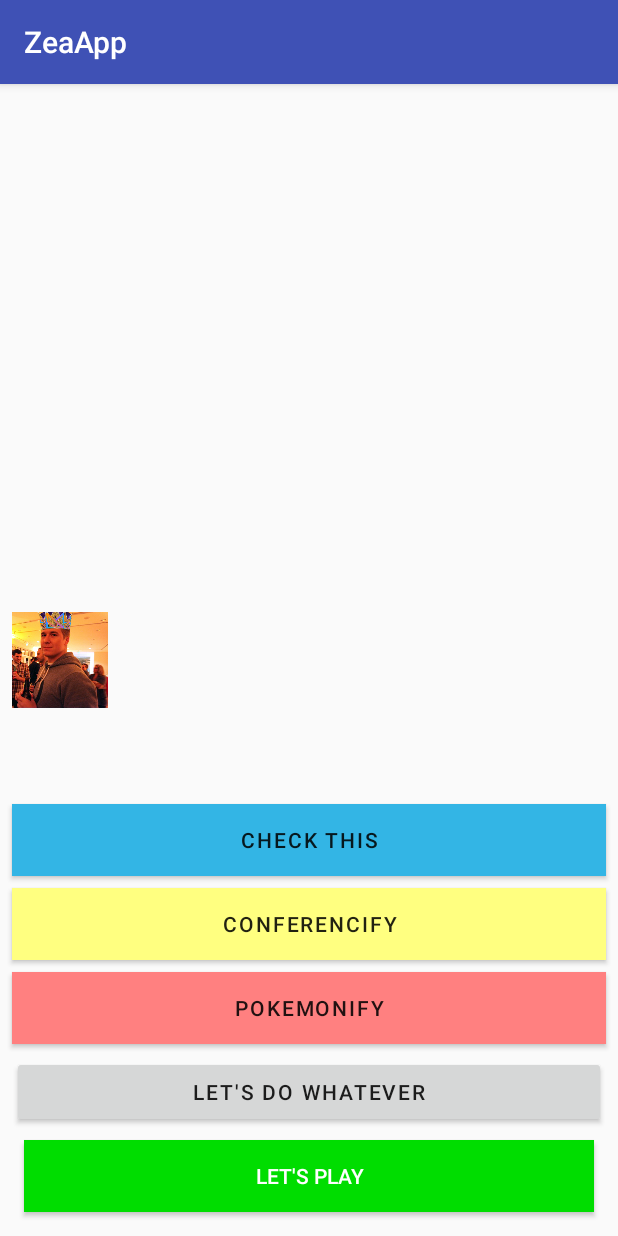
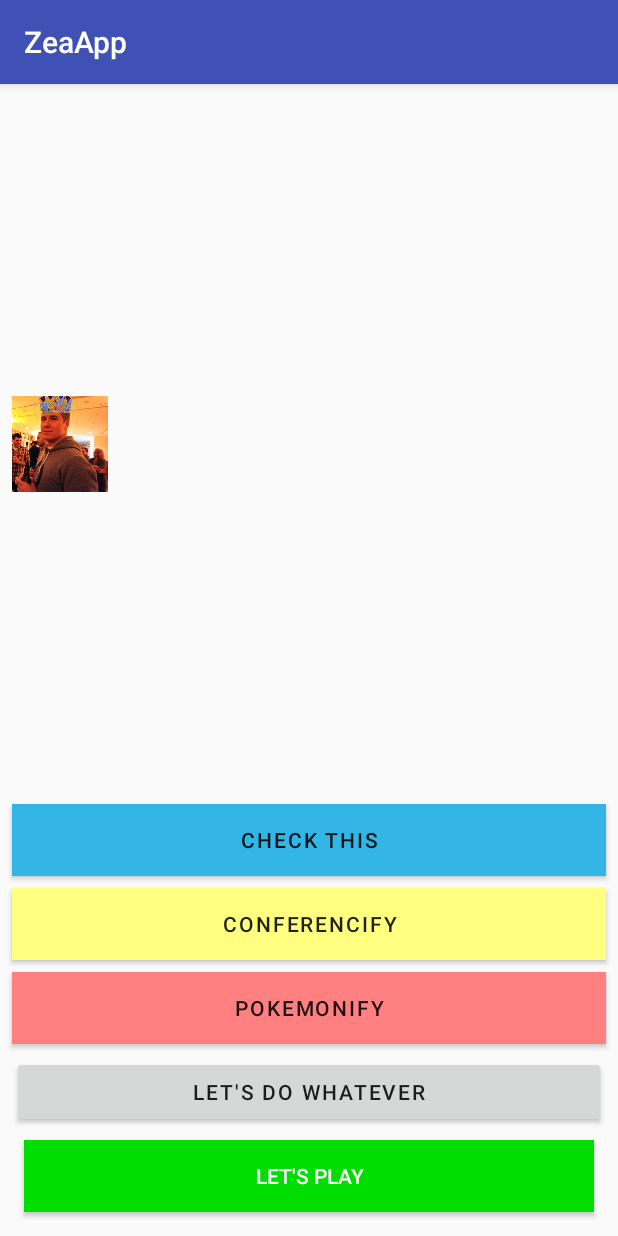
Before and after one commit to gdg-berlin-android/ze-appp, an Android app: the MainActivity screen opened directly, with no data from a screen before it, on a phone screen of 412 x 824 dp. Run offline under Robolectric (Android 15) with nearby library versions, the phone set to English and light mode, and no system bars.

Commit message:
Irakli Dadiani

```diff
--- a/app/src/main/java/de/berlindroid/zeaapp/MainActivity.kt
+++ b/app/src/main/java/de/berlindroid/zeaapp/MainActivity.kt
@@ -59,7 +59,7 @@ class MainActivity : AppCompatActivity(), View.OnClickListener {
 
         historyButton.setOnClickListener {
             // TODO add actual time here
-            val time = LocalTime.of(3, 15, 10)
+            val time = LocalTime.now()
             main_text.text = "The time is: $time"
         }
     }
--- a/app/src/main/res/layout/activity_main.xml
+++ b/app/src/main/res/layout/activity_main.xml
@@ -18,7 +18,7 @@
         android:id="@+id/jwimage"
         android:layout_width="64dp"
         android:layout_height="64dp"
-        android:src="@drawable/jw"></ImageView>
+        android:src="@drawable/jw" />
 
     <Button
         android:id="@+id/main_play_button"
--- a/app/src/main/res/xml/scene_01.xml
+++ b/app/src/main/res/xml/scene_01.xml
@@ -18,7 +18,7 @@
             android:layout_width="64dp"
             android:layout_height="64dp"
             android:layout_marginStart="8dp"
-            motion:layout_constraintBottom_toBottomOf="parent"
+            motion:layout_constraintBottom_toTopOf="@+id/historyButton"
             motion:layout_constraintStart_toStartOf="parent"
             motion:layout_constraintTop_toTopOf="parent" />
     </ConstraintSet>
@@ -30,6 +30,7 @@
             android:layout_height="64dp"
             android:layout_marginEnd="8dp"
             motion:layout_constraintBottom_toBottomOf="parent"
+            motion:layout_constraintBottom_toTopOf="@+id/historyButton"
             motion:layout_constraintEnd_toEndOf="parent"
             motion:layout_constraintTop_toTopOf="parent" />
     </ConstraintSet>
```
